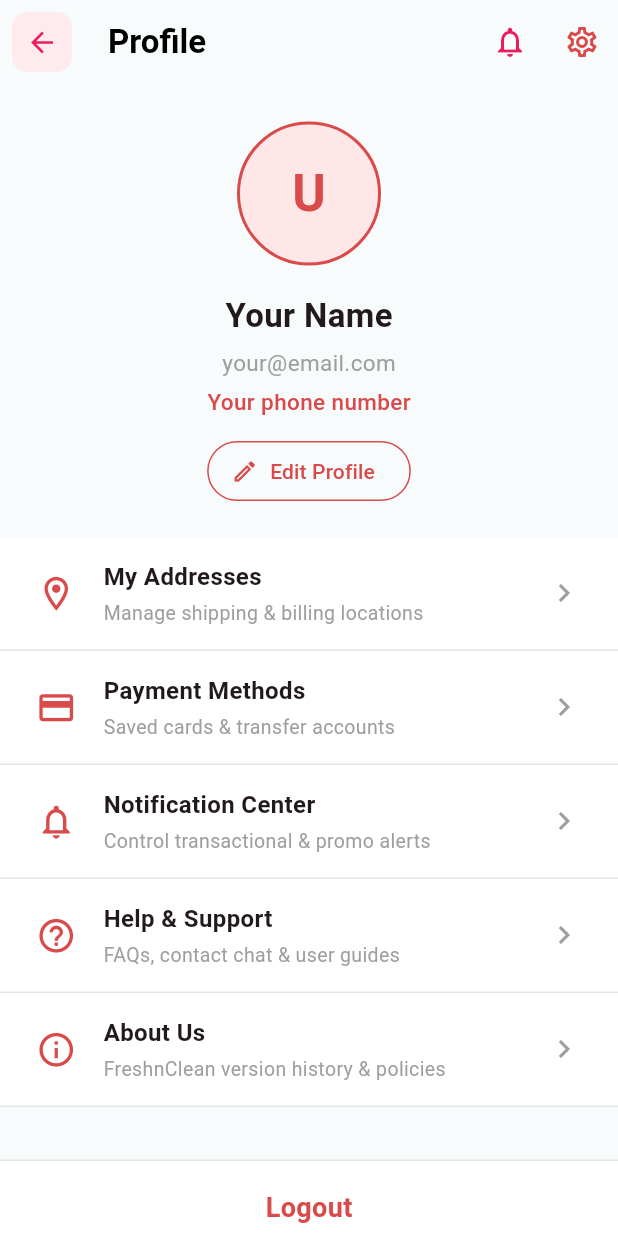
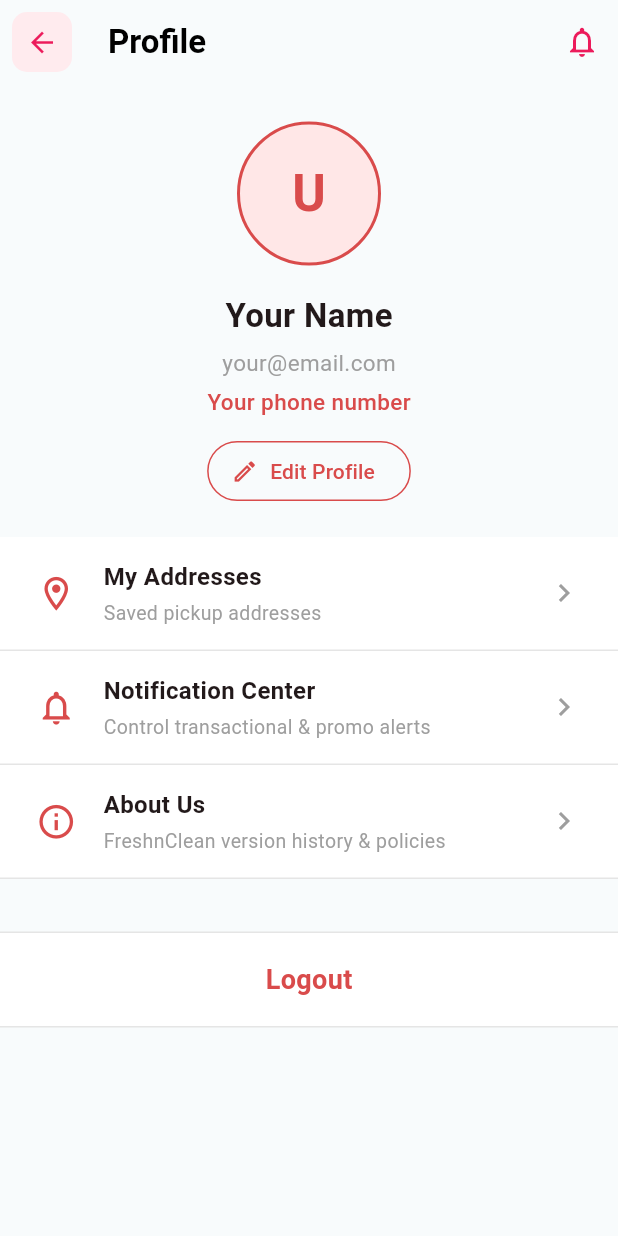
Before and after one commit to Rethabile053/SupaClean, a Flutter app: the ProfileScreen screen opened directly, on a phone screen of 412 x 824 dp. Run offline on Flutter 3.47's test engine with Material 3 defaults, Android fonts, the phone set to English and light mode, and no system bars; our stand-ins replace file_picker, firebase_core, firebase_messaging, flutter_local_notifications, supabase_flutter; accounts and stored records are empty.

Commit message:
Update profile_screen.dart
remove unnecessary options

```diff
--- a/flutter/supaclean_app/lib/views/profile_screen.dart
+++ b/flutter/supaclean_app/lib/views/profile_screen.dart
@@ -2,7 +2,9 @@ import 'package:flutter/material.dart';
 import 'package:provider/provider.dart';
 import '../viewmodels/auth_viewmodel.dart';
 import '../widgets/app_header.dart';
+import '../widgets/back_circle_button.dart';
 import 'login_screen.dart';
+import 'my_addresses_screen.dart';
 import 'notification_center_screen.dart';
 
 class ProfileScreen extends StatefulWidget {
@@ -320,25 +322,7 @@ class _ProfileScreenState extends State<ProfileScreen> {
       // APP BAR
       // ======================================================
 
-      appBar: AppHeader(
-
-        title: 'Profile',
-
-        actions: [
-
-          IconButton(
-
-            icon: const Icon(
-              Icons.settings_outlined,
-              color: Color(0xFFD94B4B),
-            ),
-
-            onPressed: () {
-              _openPage('Settings');
-            },
-          ),
-        ],
-      ),
+      appBar: const AppHeader(title: 'Profile'),
 
       // ======================================================
       // BODY
@@ -521,33 +505,14 @@ class _ProfileScreenState extends State<ProfileScreen> {
                         'My Addresses',
 
                     subtitle:
-                        'Manage shipping & billing locations',
+                        'Saved pickup addresses',
 
                     onTap: () {
-                      _openPage(
-                        'My Addresses',
-                      );
-                    },
-                  ),
-
-                  // ==================================================
-                  // PAYMENT METHODS
-                  // ==================================================
-
-                  ProfileOption(
-
-                    icon:
-                        Icons.credit_card_outlined,
-
-                    title:
-                        'Payment Methods',
-
-                    subtitle:
-                        'Saved cards & transfer accounts',
-
-                    onTap: () {
-                      _openPage(
-                        'Payment Methods',
+                      Navigator.push(
+                        context,
+                        MaterialPageRoute(
+                          builder: (_) => const MyAddressesScreen(),
+                        ),
                       );
                     },
                   ),
@@ -575,29 +540,6 @@ class _ProfileScreenState extends State<ProfileScreen> {
                           builder: (_) =>
                               const NotificationCenterScreen(),
                         ),
-                      );
-                    },
-                  ),
-
-                  // ==================================================
-                  // HELP & SUPPORT
-                  // ==================================================
-
-                  ProfileOption(
-
-                    icon:
-                        Icons.help_outline,
-
-                    title:
-                        'Help & Support',
-
-                    subtitle:
-                        'FAQs, contact chat & user guides',
-
-                    onTap: () {
-
-                      _openPage(
-                        'Help & Support',
                       );
                     },
                   ),
@@ -850,21 +792,9 @@ class SimplePage extends StatelessWidget {
 
         elevation: 0,
 
-        leading: IconButton(
+        automaticallyImplyLeading: false,
 
-          icon: const Icon(
-
-            Icons.arrow_back,
-
-            color:
-                Color(0xFFD94B4B),
-          ),
-
-          onPressed: () {
-
-            Navigator.pop(context);
-          },
-        ),
+        leading: const BackCircleButton(),
 
         title: Text(
 
```
